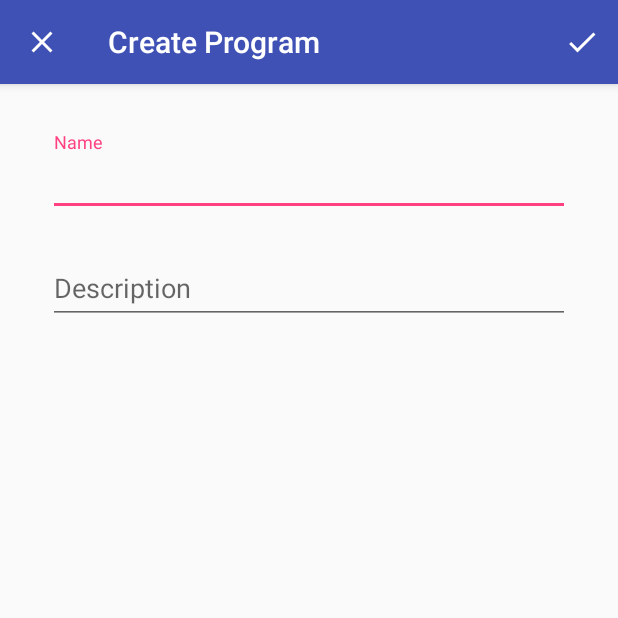
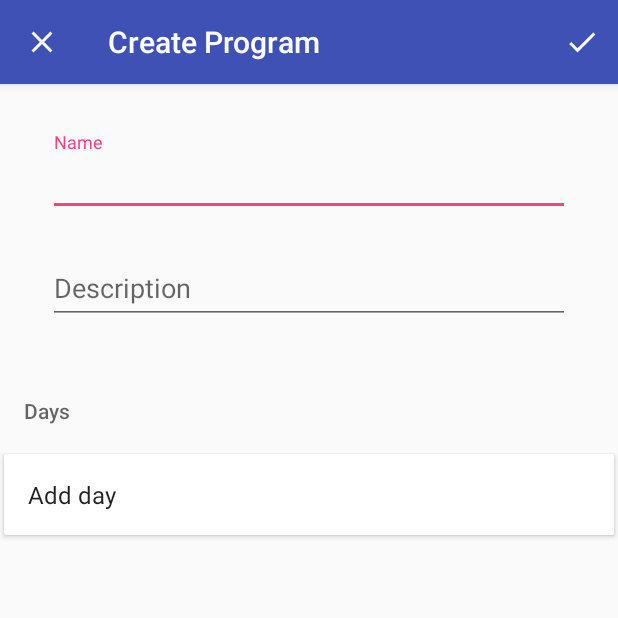
Before and after one commit to Autilite/plan-g-fitness-android, an Android app: the EditProgramFragment screen opened directly, with no data from a screen before it, on a phone screen of 412 x 824 dp, the top half of it. Run offline under Robolectric (Android 15) with nearby library versions, the phone set to English and light mode, and no system bars.

Commit message:
Create program day view holder

```diff
--- a/app/src/main/java/com/autilite/weightlifttracker/fragment/EditProgramFragment.java
+++ b/app/src/main/java/com/autilite/weightlifttracker/fragment/EditProgramFragment.java
@@ -9,6 +9,7 @@ import android.view.LayoutInflater;
 import android.view.View;
 import android.view.ViewGroup;
 import android.widget.EditText;
+import android.widget.TextView;
 
 import com.autilite.weightlifttracker.R;
 import com.autilite.weightlifttracker.program.BaseModel;
@@ -29,7 +30,7 @@ public class EditProgramFragment extends AbstractFormFragment {
     private EditText mEditName;
     private EditText mEditDescription;
 
-    private List<Workout> workouts;
+    private List<List<Workout>> listOfWorkouts;
 
     public EditProgramFragment() {
         // Required empty public constructor
@@ -58,8 +59,8 @@ public class EditProgramFragment extends AbstractFormFragment {
         LinearLayoutManager linearLayoutManager = new LinearLayoutManager(getContext());
         mRecyclerView.setLayoutManager(linearLayoutManager);
 
-        workouts = new ArrayList<>();
-        mAdapter = new AddWorkoutAdapter(workouts);
+        listOfWorkouts = new ArrayList<>();
+        mAdapter = new AddWorkoutAdapter(listOfWorkouts);
         mRecyclerView.setAdapter(mAdapter);
 
         return view;
@@ -77,23 +78,129 @@ public class EditProgramFragment extends AbstractFormFragment {
 
     public class AddWorkoutAdapter extends RecyclerView.Adapter<RecyclerView.ViewHolder> {
 
-        public AddWorkoutAdapter(List<Workout> workouts) {
+        private static final int HEADER_VIEW = 0;
+        private static final int CONTENT_VIEW = 1;
+        private static final int FOOTER_VIEW = 2;
 
+        private static final int HEADER_SIZE = 1;
+        private static final int FOOTER_SIZE = 1;
+
+        private List<List<Workout>> days;
+
+        public AddWorkoutAdapter(List<List<Workout>> workouts) {
+            this.days = workouts;
         }
 
         @Override
         public RecyclerView.ViewHolder onCreateViewHolder(ViewGroup parent, int viewType) {
-            return null;
+            View view;
+            if (viewType == HEADER_VIEW) {
+                view = LayoutInflater.from(parent.getContext()).inflate(R.layout.list_item_header, parent, false);
+                return new TitleViewHolder(view);
+            }
+            view = LayoutInflater.from(parent.getContext()).inflate(R.layout.cardview_list_item1, parent, false);
+            return new DayViewHolder(view);
         }
 
         @Override
         public void onBindViewHolder(RecyclerView.ViewHolder holder, int position) {
+            if (holder.getItemViewType() == HEADER_VIEW) {
+                TextView text = ((TitleViewHolder) holder).textView;
+                text.setText(getString(R.string.days));
+            } else if (holder.getItemViewType() == CONTENT_VIEW) {
+                DayViewHolder dvh = (DayViewHolder) holder;
+                TextView text = dvh.dayText;
+                String format = String.format(getString(R.string.day_placeholder), String.valueOf(getDay(position)));
+                text.setText(format);
+                dvh.bindWorkoutList(getContentWorkouts(position));
+            } else if (holder.getItemViewType() == FOOTER_VIEW) {
+                TextView text = ((DayViewHolder) holder).dayText;
+                text.setText(R.string.add_day);
+            }
+        }
 
+        @Override
+        public int getItemViewType(int position) {
+            if (position < HEADER_SIZE) {
+                return HEADER_VIEW;
+            } else if (position >= HEADER_SIZE + days.size()) {
+                return FOOTER_VIEW;
+            } else
+                return CONTENT_VIEW;
         }
 
         @Override
         public int getItemCount() {
-            return 0;
+            return days.size() + HEADER_SIZE + FOOTER_SIZE;
+        }
+
+        private List<Workout> getContentWorkouts(int position) {
+            return listOfWorkouts.get(position - HEADER_SIZE);
+        }
+
+        private int getDay(int position) {
+            // Add 1 to change 0-index to 1-index
+            return position - HEADER_SIZE + 1;
+        }
+
+        /**
+         * A helper function to notify any registered observers that the <code>day</code>
+         * reflected at <code>position</code> has been newly inserted.
+         *
+         * @param position Position of the newly inserted day in the data set
+         * @see #notifyItemInserted(int)
+         */
+        public void notifyDayInserted(int position) {
+            notifyItemInserted(HEADER_SIZE + position);
+        }
+
+        /**
+         * A helper function to notify any registered observers that the <code>day</code>
+         * reflected at <code>position</code> has been changed.
+         *
+         * @param position Position of the newly inserted day in the data set
+         * @see #notifyItemChanged(int)
+         */
+        public void notifyDayChanged(int position) {
+            notifyItemChanged(HEADER_SIZE + position);
+        }
+
+        public class TitleViewHolder extends RecyclerView.ViewHolder {
+
+            private TextView textView;
+
+            public TitleViewHolder(View itemView) {
+                super(itemView);
+                textView = (TextView) itemView.findViewById(R.id.header);
+            }
+        }
+
+        public class DayViewHolder extends RecyclerView.ViewHolder {
+
+            private TextView dayText;
+            private List<Workout> workouts;
+
+            public DayViewHolder(View itemView) {
+                super(itemView);
+                dayText = (TextView) itemView.findViewById(R.id.text1);
+
+                itemView.setOnClickListener(new View.OnClickListener() {
+                    @Override
+                    public void onClick(View view) {
+                        if (getItemViewType() == FOOTER_VIEW) {
+                            // Add new day row
+                            listOfWorkouts.add(new ArrayList<Workout>());
+                            notifyDayInserted(listOfWorkouts.size() - 1);
+                        } else {
+                            // TODO Start dialog to edit the day
+                        }
+                    }
+                });
+            }
+
+            private void bindWorkoutList(List<Workout> workouts) {
+                this.workouts = workouts;
+            }
         }
     }
 }
--- /dev/null
+++ b/app/src/main/res/layout/cardview_list_item1.xml
@@ -0,0 +1,22 @@
+<?xml version="1.0" encoding="utf-8"?>
+<android.support.v7.widget.CardView xmlns:android="http://schemas.android.com/apk/res/android"
+    xmlns:app="http://schemas.android.com/apk/res-auto"
+    android:layout_width="match_parent"
+    android:layout_height="wrap_content"
+    android:background="?android:attr/selectableItemBackground"
+    app:cardCornerRadius="1dp"
+    app:cardUseCompatPadding="true">
+
+    <RelativeLayout
+        android:layout_width="match_parent"
+        android:layout_height="wrap_content"
+        android:padding="16dp" >
+
+        <TextView
+            android:id="@+id/text1"
+            android:layout_width="wrap_content"
+            android:layout_height="wrap_content"
+            android:textAppearance="?android:attr/textAppearanceListItem"
+            />
+    </RelativeLayout>
+</android.support.v7.widget.CardView>
--- a/app/src/main/res/values/strings.xml
+++ b/app/src/main/res/values/strings.xml
@@ -31,6 +31,9 @@
     <string name="programs">Programs</string>
     <string name="choose_workout">Select a workout</string>
     <string name="day">Day</string>
+    <string name="days">Days</string>
+    <string name="day_placeholder">Day %s</string>
+    <string name="add_day">Add day</string>
     <string name="start_session">Start Workout</string>
     <string name="finish_workout">Finish</string>
 
```
